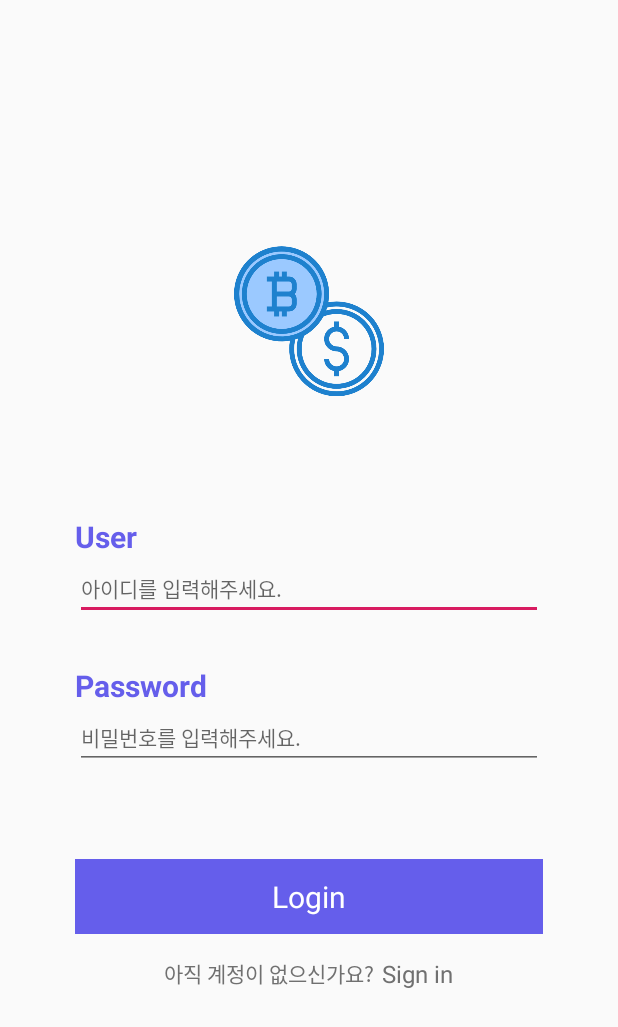
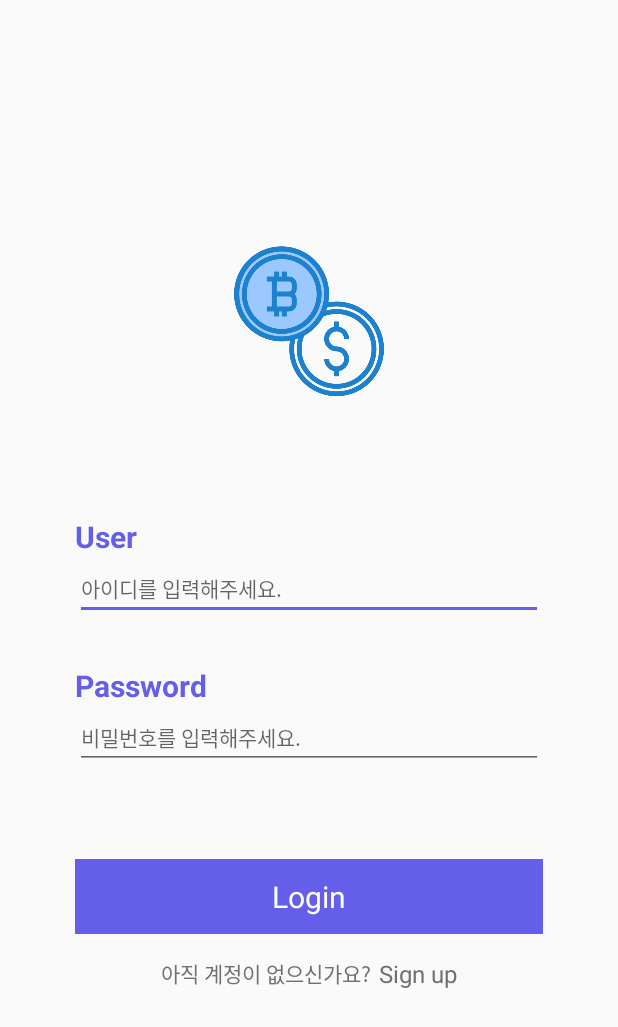
Before and after one commit to Monsteel/Cossain, an Android app: the screen it shows after launch (LoginActivity), after a tap on "Login", on a phone screen of 412 x 824 dp. Shown: the top 1027 px of the screen. Run offline under Robolectric (Android 15) with nearby library versions, the phone set to English and light mode, and no system bars; our stand-ins replace RxJava, data binding.

```diff
--- a/app/src/main/java/com/project/swhackaton/view/LoginActivity.java
+++ b/app/src/main/java/com/project/swhackaton/view/LoginActivity.java
@@ -2,16 +2,17 @@ package com.project.swhackaton.view;
 
 import androidx.appcompat.app.AppCompatActivity;
 import androidx.databinding.DataBindingUtil;
-import androidx.lifecycle.ViewModel;
+import androidx.lifecycle.Observer;
 import androidx.lifecycle.ViewModelProviders;
 
+import android.content.Intent;
 import android.os.Bundle;
+import android.util.Log;
+import android.widget.Toast;
 
 import com.project.swhackaton.R;
 import com.project.swhackaton.databinding.ActivityLoginBinding;
 import com.project.swhackaton.viewmodel.LoginViewModel;
-
-import java.util.Observer;
 
 public class LoginActivity extends AppCompatActivity {
 
@@ -29,12 +30,45 @@ public class LoginActivity extends AppCompatActivity {
         binding.setLifecycleOwner(this);
         binding.setViewModel(viewModel);
 
-        observerViewModel(viewModel);
+        observerViewModel();
     }
 
-    public void observerViewModel(LoginViewModel viewModel){
+    public void observerViewModel(){
 
+        viewModel.idNotInputEvent.observe(this, new Observer<String>() {
+            @Override
+            public void onChanged(String s) {
+                Log.e("Login / Id", "ID 를 입력하지 않으셨습니다.");
+                Toast.makeText(LoginActivity.this, "ID 를 입력하지 않으셨습니다.", Toast.LENGTH_SHORT).show();
+            }
+        });
+        viewModel.passwordNotInputEvent.observe(this, new Observer<String>() {
+            @Override
+            public void onChanged(String s) {
+                Log.e("Login / Password", "비밀번호를 입력하지 않으셨습니다.");
+                Toast.makeText(LoginActivity.this, "비밀번호를 입력하지 않으셨습니다.", Toast.LENGTH_SHORT).show();
+            }
+        });
+        viewModel.loginSuccessEvent.observe(this, new Observer<String>() {
+            @Override
+            public void onChanged(String s) {
+                Log.e("Login", "로그인을 정상적으로 수행하였습니다.");
+                Toast.makeText(LoginActivity.this, "로그인을 정상적으로 수행하였습니다.", Toast.LENGTH_SHORT).show();
+            }
+        });
+        viewModel.loginErrorEvent.observe(this, new Observer<String>() {
+            @Override
+            public void onChanged(String s) {
+                Log.e("Login", "로그인을 실패하였습니다.");
+                Toast.makeText(LoginActivity.this, "로그인을 실패하였습니다.", Toast.LENGTH_SHORT).show();
+            }
+        });
+        viewModel.signEvent.observe(this, new Observer<String>() {
+            @Override
+            public void onChanged(String s) {
+                Log.e("Login / Sign Up", "회원가입으로 이동합니다.");
+                // Intent intent = new Intent(LoginActivity.this, Sign);
+            }
+        });
     }
-
-
 }
--- a/app/src/main/java/com/project/swhackaton/viewmodel/LoginViewModel.java
+++ b/app/src/main/java/com/project/swhackaton/viewmodel/LoginViewModel.java
@@ -1,10 +1,19 @@
 package com.project.swhackaton.viewmodel;
 
+import android.util.Log;
 import android.widget.Toast;
 
 import androidx.lifecycle.ViewModel;
 
+import com.project.swhackaton.network.Data;
+import com.project.swhackaton.network.NetRetrofit;
+import com.project.swhackaton.network.Response;
+import com.project.swhackaton.network.requeset.LoginRequest;
 import com.project.swhackaton.widget.SingleLiveEvent;
+
+import io.reactivex.Single;
+import retrofit2.Call;
+import retrofit2.Callback;
 
 public class LoginViewModel extends ViewModel {
 
@@ -13,18 +22,29 @@ public class LoginViewModel extends ViewModel {
     public String password;
 
     // View Event
-    public SingleLiveEvent idNotInputEvent;
-    public SingleLiveEvent passwordNotInputEvent;
+    public SingleLiveEvent<String> idNotInputEvent = new SingleLiveEvent<>();
+    public SingleLiveEvent<String> passwordNotInputEvent = new SingleLiveEvent<>();
 
-    public SingleLiveEvent loginSuccessEvent;
-    public SingleLiveEvent loginErrorEvent;
+    public SingleLiveEvent<String> loginSuccessEvent = new SingleLiveEvent<>();
+    public SingleLiveEvent<String> loginErrorEvent = new SingleLiveEvent<>();
 
+    public SingleLiveEvent<String> signEvent = new SingleLiveEvent<>();
+
+    // Request
+    LoginRequest login_request = new LoginRequest();
+
+    // Login
     public void login(){
         if(isValidId() && isValidPassword()){
+
+            login_request.setId(id);
+            login_request.setPw(password);
+
             loginUser();
         }
     }
 
+    // Id Check
     public boolean isValidId(){
 
         if(id == null || id.isEmpty()){
@@ -34,6 +54,7 @@ public class LoginViewModel extends ViewModel {
         return true;
     }
 
+    // Password Check
     public boolean isValidPassword(){
 
         if(password == null || password.isEmpty()){
@@ -43,7 +64,25 @@ public class LoginViewModel extends ViewModel {
         return true;
     }
 
+    // LoginUser
     public void loginUser(){
-        // Retrofit 추가
+
+        Call<Response<Data>> res = NetRetrofit.getInstance().getLogin().loginPost(login_request);
+        res.enqueue(new Callback<Response<Data>>() {
+            @Override
+            public void onResponse(Call<Response<Data>> call, retrofit2.Response<Response<Data>> response) {
+                loginSuccessEvent.call();
+            }
+
+            @Override
+            public void onFailure(Call<Response<Data>> call, Throwable t) {
+                loginErrorEvent.call();
+            }
+        });
+    }
+
+    // SignUp
+    public void signup(){
+        signEvent.call();
     }
 }
--- a/app/src/main/res/layout/activity_login.xml
+++ b/app/src/main/res/layout/activity_login.xml
@@ -120,10 +120,11 @@
                 android:id="@+id/sign"
                 android:layout_width="wrap_content"
                 android:layout_height="wrap_content"
-                android:text="Sign in"
+                android:text="Sign up"
                 android:textColor="#707070"
                 android:textSize="16sp"
-                tools:textStyle="bold" />
+                tools:textStyle="bold"
+                android:onClick="@{()->viewModel.signup()}"/>
         </LinearLayout>
 
     </LinearLayout>
--- a/app/src/main/res/values/styles.xml
+++ b/app/src/main/res/values/styles.xml
@@ -5,7 +5,7 @@
         <!-- Customize your theme here. -->
         <item name="colorPrimary">@color/colorPrimary</item>
         <item name="colorPrimaryDark">@color/colorPrimaryDark</item>
-        <item name="colorAccent">@color/colorAccent</item>
+        <item name="colorAccent">#655EEB</item>
     </style>
 
 </resources>
```
Also changed, not shown: app/src/main/java/com/project/swhackaton/network/service/LoginService.java (+0 -21 lines).
